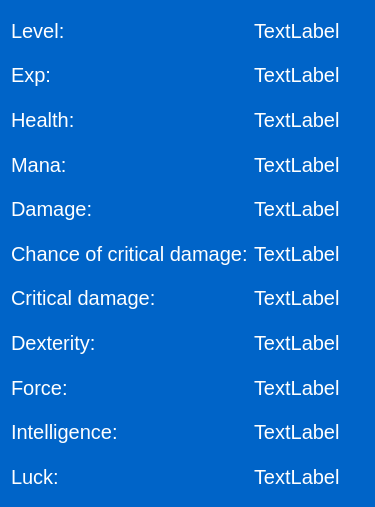
Old version of the form Silently/src/MoreCharacteristics/morecharacteristics.ui in the repository Observersss/Silently.
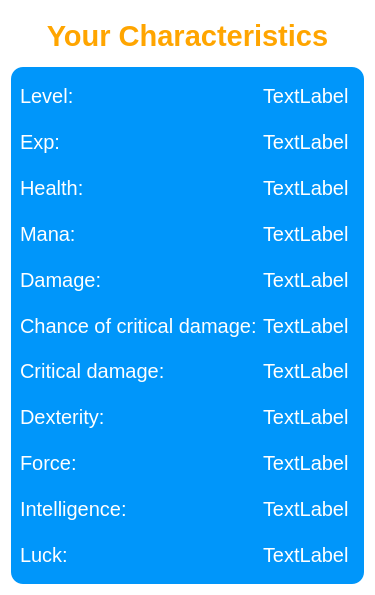
New version of the form.

Patch:
```diff
--- a/Silently/src/MoreCharacteristics/morecharacteristics.ui
+++ b/Silently/src/MoreCharacteristics/morecharacteristics.ui
@@ -7,7 +7,7 @@
     <x>0</x>
     <y>0</y>
     <width>375</width>
-    <height>507</height>
+    <height>595</height>
    </rect>
   </property>
   <property name="font">
@@ -20,34 +20,49 @@
   </property>
   <property name="styleSheet">
    <string notr="true">border-radius:12px;
-color:white;
-background-color:rgb(0, 100, 200);</string>
+
+background-color:white;</string>
   </property>
   <layout class="QGridLayout" name="gridLayout">
-   <item row="8" column="0">
-    <widget class="QLabel" name="Force">
+   <item row="0" column="0">
+    <widget class="QLabel" name="label">
+     <property name="maximumSize">
+      <size>
+       <width>16777215</width>
+       <height>50</height>
+      </size>
+     </property>
      <property name="font">
       <font>
-       <pointsize>15</pointsize>
+       <pointsize>22</pointsize>
+       <bold>true</bold>
       </font>
      </property>
+     <property name="styleSheet">
+      <string notr="true">color:orange;</string>
+     </property>
      <property name="text">
-      <string>Force:</string>
+      <string>Your Characteristics</string>
      </property>
+     <property name="alignment">
+      <set>Qt::AlignCenter</set>
+     </property>
     </widget>
    </item>
-   <item row="9" column="0">
-    <widget class="QLabel" name="Intelligence">
-     <property name="font">
-      <font>
-       <pointsize>15</pointsize>
-      </font>
+   <item row="1" column="0">
+    <widget class="QFrame" name="frame">
+     <property name="styleSheet">
+      <string notr="true">border-radius:12px;
+color:white;
+background-color:rgb(0, 150, 250);</string>
      </property>
-     <property name="text">
-      <string>Intelligence:</string>
+     <property name="frameShape">
+      <enum>QFrame::StyledPanel</enum>
      </property>
-    </widget>
-   </item>
+     <property name="frameShadow">
+      <enum>QFrame::Raised</enum>
+     </property>
+     <layout class="QGridLayout" name="gridLayout_2">
    <item row="0" column="0">
     <widget class="QLabel" name="Level">
      <property name="font">
@@ -60,102 +75,6 @@
      </property>
     </widget>
    </item>
-   <item row="7" column="0">
-    <widget class="QLabel" name="Dexterity">
-     <property name="font">
-      <font>
-       <pointsize>15</pointsize>
-      </font>
-     </property>
-     <property name="text">
-      <string>Dexterity:</string>
-     </property>
-    </widget>
-   </item>
-   <item row="3" column="0">
-    <widget class="QLabel" name="Mana">
-     <property name="font">
-      <font>
-       <pointsize>15</pointsize>
-      </font>
-     </property>
-     <property name="text">
-      <string>Mana:</string>
-     </property>
-    </widget>
-   </item>
-   <item row="6" column="0">
-    <widget class="QLabel" name="CriticalDamage">
-     <property name="font">
-      <font>
-       <pointsize>15</pointsize>
-      </font>
-     </property>
-     <property name="text">
-      <string>Critical damage:</string>
-     </property>
-    </widget>
-   </item>
-   <item row="10" column="0">
-    <widget class="QLabel" name="Luck">
-     <property name="font">
-      <font>
-       <pointsize>15</pointsize>
-      </font>
-     </property>
-     <property name="text">
-      <string>Luck:</string>
-     </property>
-    </widget>
-   </item>
-   <item row="2" column="0">
-    <widget class="QLabel" name="Health">
-     <property name="font">
-      <font>
-       <pointsize>15</pointsize>
-      </font>
-     </property>
-     <property name="text">
-      <string>Health:</string>
-     </property>
-    </widget>
-   </item>
-   <item row="1" column="0">
-    <widget class="QLabel" name="Exp">
-     <property name="font">
-      <font>
-       <pointsize>15</pointsize>
-      </font>
-     </property>
-     <property name="text">
-      <string>Exp:</string>
-     </property>
-    </widget>
-   </item>
-   <item row="5" column="0">
-    <widget class="QLabel" name="ChanceOfCriticalDamage">
-     <property name="font">
-      <font>
-       <pointsize>15</pointsize>
-      </font>
-     </property>
-     <property name="text">
-      <string>Chance of critical damage:</string>
-     </property>
-    </widget>
-   </item>
-   <item row="4" column="0">
-    <widget class="QLabel" name="Damage">
-     <property name="font">
-      <font>
-       <pointsize>15</pointsize>
-      </font>
-     </property>
-     <property name="text">
-      <string>Damage:</string>
-     </property>
-    </widget>
-   </item>
    <item row="0" column="1">
     <widget class="QLabel" name="LevelLabel">
      <property name="font">
@@ -168,6 +87,18 @@
      </property>
     </widget>
    </item>
+      <item row="1" column="0">
+       <widget class="QLabel" name="Exp">
+        <property name="font">
+         <font>
+          <pointsize>15</pointsize>
+         </font>
+        </property>
+        <property name="text">
+         <string>Exp:</string>
+        </property>
+       </widget>
+      </item>
    <item row="1" column="1">
     <widget class="QLabel" name="ExperienceLabel">
      <property name="font">
@@ -180,6 +111,18 @@
      </property>
     </widget>
    </item>
+      <item row="2" column="0">
+       <widget class="QLabel" name="Health">
+        <property name="font">
+         <font>
+          <pointsize>15</pointsize>
+         </font>
+        </property>
+        <property name="text">
+         <string>Health:</string>
+        </property>
+       </widget>
+      </item>
    <item row="2" column="1">
     <widget class="QLabel" name="HealthLabel">
      <property name="font">
@@ -192,6 +135,18 @@
      </property>
     </widget>
    </item>
+      <item row="3" column="0">
+       <widget class="QLabel" name="Mana">
+        <property name="font">
+         <font>
+          <pointsize>15</pointsize>
+         </font>
+        </property>
+        <property name="text">
+         <string>Mana:</string>
+        </property>
+       </widget>
+      </item>
    <item row="3" column="1">
     <widget class="QLabel" name="ManaLabel">
      <property name="font">
@@ -204,6 +159,18 @@
      </property>
     </widget>
    </item>
+      <item row="4" column="0">
+       <widget class="QLabel" name="Damage">
+        <property name="font">
+         <font>
+          <pointsize>15</pointsize>
+         </font>
+        </property>
+        <property name="text">
+         <string>Damage:</string>
+        </property>
+       </widget>
+      </item>
    <item row="4" column="1">
     <widget class="QLabel" name="DamgeLabel">
      <property name="font">
@@ -216,6 +183,18 @@
      </property>
     </widget>
    </item>
+      <item row="5" column="0">
+       <widget class="QLabel" name="ChanceOfCriticalDamage">
+        <property name="font">
+         <font>
+          <pointsize>15</pointsize>
+         </font>
+        </property>
+        <property name="text">
+         <string>Chance of critical damage:</string>
+        </property>
+       </widget>
+      </item>
    <item row="5" column="1">
     <widget class="QLabel" name="ChanceLabel">
      <property name="font">
@@ -228,6 +207,18 @@
      </property>
     </widget>
    </item>
+      <item row="6" column="0">
+       <widget class="QLabel" name="CriticalDamage">
+        <property name="font">
+         <font>
+          <pointsize>15</pointsize>
+         </font>
+        </property>
+        <property name="text">
+         <string>Critical damage:</string>
+        </property>
+       </widget>
+      </item>
    <item row="6" column="1">
     <widget class="QLabel" name="CriticalLabel">
      <property name="font">
@@ -240,6 +231,18 @@
      </property>
     </widget>
    </item>
+      <item row="7" column="0">
+       <widget class="QLabel" name="Dexterity">
+        <property name="font">
+         <font>
+          <pointsize>15</pointsize>
+         </font>
+        </property>
+        <property name="text">
+         <string>Dexterity:</string>
+        </property>
+       </widget>
+      </item>
    <item row="7" column="1">
     <widget class="QLabel" name="DexterityLabel">
      <property name="font">
@@ -252,6 +255,18 @@
      </property>
     </widget>
    </item>
+      <item row="8" column="0">
+       <widget class="QLabel" name="Force">
+        <property name="font">
+         <font>
+          <pointsize>15</pointsize>
+         </font>
+        </property>
+        <property name="text">
+         <string>Force:</string>
+        </property>
+       </widget>
+      </item>
    <item row="8" column="1">
     <widget class="QLabel" name="ForceLabel">
      <property name="font">
@@ -264,6 +279,18 @@
      </property>
     </widget>
    </item>
+      <item row="9" column="0">
+       <widget class="QLabel" name="Intelligence">
+        <property name="font">
+         <font>
+          <pointsize>15</pointsize>
+         </font>
+        </property>
+        <property name="text">
+         <string>Intelligence:</string>
+        </property>
+       </widget>
+      </item>
    <item row="9" column="1">
     <widget class="QLabel" name="IntelligenceLabel">
      <property name="font">
@@ -276,6 +303,18 @@
      </property>
     </widget>
    </item>
+      <item row="10" column="0">
+       <widget class="QLabel" name="Luck">
+        <property name="font">
+         <font>
+          <pointsize>15</pointsize>
+         </font>
+        </property>
+        <property name="text">
+         <string>Luck:</string>
+        </property>
+       </widget>
+      </item>
    <item row="10" column="1">
     <widget class="QLabel" name="LucklLabel">
      <property name="font">
@@ -286,6 +325,9 @@
      <property name="text">
       <string>TextLabel</string>
      </property>
+       </widget>
+      </item>
+     </layout>
     </widget>
    </item>
   </layout>
```
Lines whose indentation alone changed are shown as unchanged.
